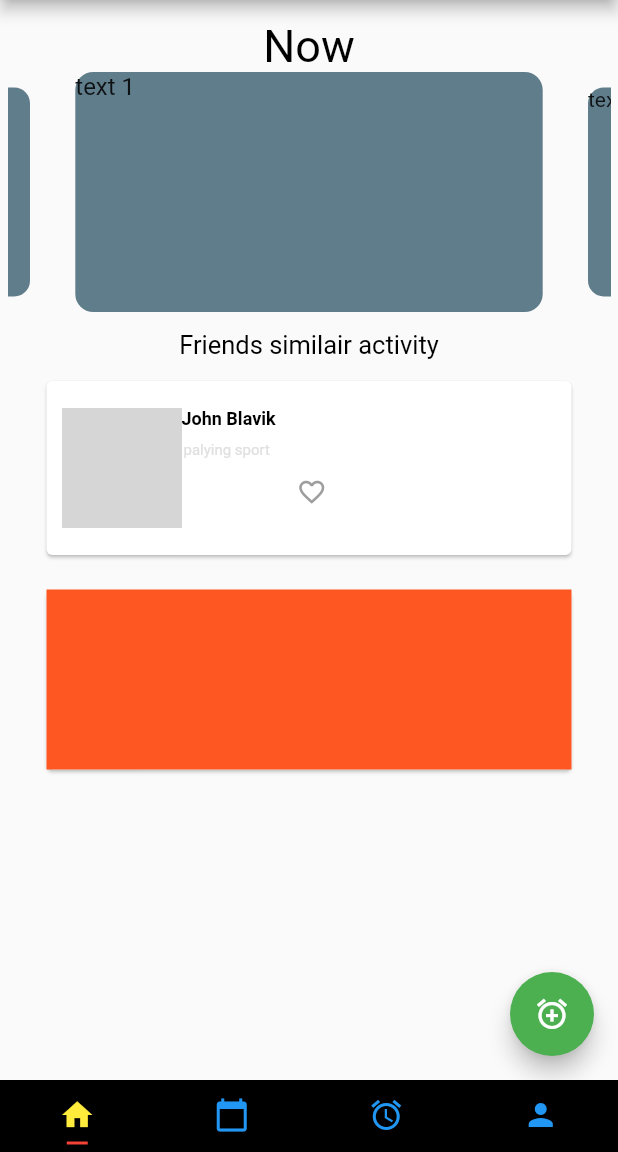
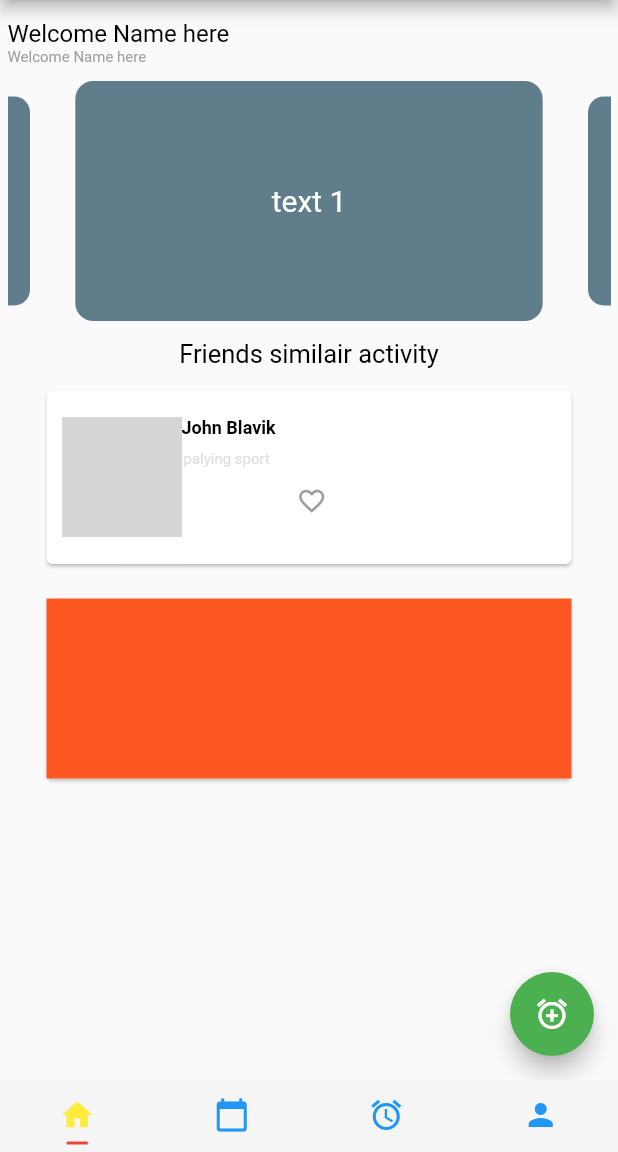
Before and after one commit to medabbassi/me_daily, a Flutter app: the screen it shows after launch, on a phone screen of 412 x 824 dp, the part 84-1236 px from its top. Run offline on Flutter 3.47's test engine with Material 2 defaults, Android fonts, the phone set to English and light mode, and no system bars; drawn by our look-alikes of carousel_slider; network calls fail; grey boxes are pictures that could not be loaded.

Commit message:
create the first screen of the app

```diff
--- a/lib/interfaces/home.dart
+++ b/lib/interfaces/home.dart
@@ -1,9 +1,11 @@
 import 'package:carousel_slider/carousel_slider.dart';
 import 'package:flutter/cupertino.dart';
 import 'package:flutter/material.dart';
+import 'dart:async';
 
 bool liked = false;
 
+// ignore: must_be_immutable
 class HomeScreen extends StatelessWidget {
   bool liked = false;
 
@@ -25,14 +27,32 @@ class HomeScreen extends StatelessWidget {
         child: Column(
           mainAxisSize: MainAxisSize.max,
           children: <Widget>[
-            Text(
-              'Now',
-              style: TextStyle(
-                color: Colors.black,
-                fontWeight: FontWeight.normal,
-                fontSize: 30,
+            Align(
+              alignment: Alignment.topLeft,
+              child: Text(
+                'Welcome Name here',
+                textAlign: TextAlign.left,
+                style: TextStyle(
+                  color: Colors.black,
+                  fontWeight: FontWeight.normal,
+                  fontSize: 16,
+                ),
+              ),
+
+            ),
+            Align(
+              alignment: Alignment.topLeft,
+              child: Text(
+                'Welcome Name here',
+                textAlign: TextAlign.left,
+                style: TextStyle(
+                  color: Colors.grey,
+                  fontWeight: FontWeight.normal,
+                  fontSize: 10,
+                ),
               ),
             ),
+            SizedBox(height: 10.0),
             CarouselSlider(
               height: 160.0,
               enlargeCenterPage: true,
@@ -48,9 +68,17 @@ class HomeScreen extends StatelessWidget {
                         decoration: BoxDecoration(
                             color: Colors.blueGrey,
                             borderRadius: BorderRadius.circular(12.0)),
-                        child: Text(
-                          'text $i',
-                          style: TextStyle(fontSize: 16.0),
+                        child: Center(
+                          child: Text(
+                            'text $i',
+                            textAlign: TextAlign.center,
+
+                            style: TextStyle(
+                              fontSize: 20.0,
+                              color: Colors.white,
+
+                            ),
+                          ),
                         ));
                   },
                 );
@@ -69,10 +97,12 @@ class HomeScreen extends StatelessWidget {
             Card(
               child: InkWell(
                 splashColor: Colors.blue.withAlpha(30),
+                borderRadius: BorderRadius.circular(10.0),
                 onTap: () {
                   print('card clicked');
                 },
                 child: Container(
+
                   margin: EdgeInsets.fromLTRB(0, 8.0, 0, 8.0),
                   padding: EdgeInsets.all(10.0),
                   width: 350,
--- /dev/null
+++ b/lib/interfaces/makeActivity.dart
@@ -0,0 +1,16 @@
+import 'package:flutter/material.dart';
+import 'dart:async';
+
+class MakeActivity extends StatelessWidget {
+  @override
+  Widget build(BuildContext context) {
+    // TODO: implement build
+    return Scaffold(
+      appBar: AppBar(
+        title: Text('My Activity'),
+        backgroundColor: Colors.orangeAccent,
+      ),
+      body: Container(),
+    );
+  }
+}
--- a/lib/main.dart
+++ b/lib/main.dart
@@ -1,5 +1,7 @@
 import 'package:flutter/material.dart';
 import 'package:me_daily/interfaces/home.dart';
+import 'package:me_daily/interfaces/makeActivity.dart';
+import 'dart:async';
 void main() => runApp(MyApp());
 
 /// This Widget is the main application widget.
@@ -22,7 +24,8 @@ class MyApp extends StatelessWidget {
                 child: HomeScreen(),
               ),
               new Container(
-                color: Colors.orange,
+                //color: Colors.orange,
+                child: MakeActivity(),
               ),
               new Container(
                 color: Colors.lightGreen,
@@ -54,7 +57,7 @@ class MyApp extends StatelessWidget {
             indicatorPadding: EdgeInsets.all(5.0),
             indicatorColor: Colors.red,
           ),
-          backgroundColor: Colors.black,
+          backgroundColor: Colors.grey[100],
         ),
       ),
     );
```
